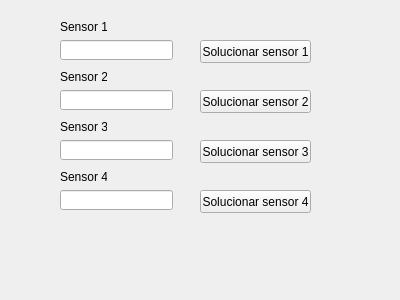
The window that ventana1.ui (fernandusxd1/Informatica_Avanzada) describes before a commit, drawn with Qt 5.
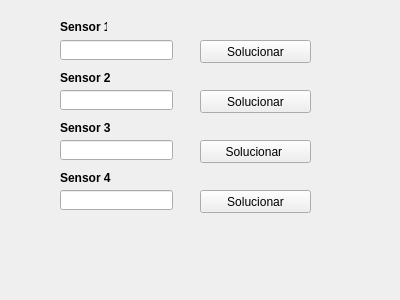
The same window after the commit.

```diff
--- a/ventana1.ui
+++ b/ventana1.ui
@@ -62,6 +62,12 @@
      <height>13</height>
     </rect>
    </property>
+   <property name="font">
+    <font>
+     <weight>75</weight>
+     <bold>true</bold>
+    </font>
+   </property>
    <property name="text">
     <string>Sensor 1</string>
    </property>
@@ -71,10 +77,16 @@
     <rect>
      <x>60</x>
      <y>70</y>
-     <width>47</width>
-     <height>13</height>
+     <width>51</width>
+     <height>16</height>
     </rect>
    </property>
+   <property name="font">
+    <font>
+     <weight>75</weight>
+     <bold>true</bold>
+    </font>
+   </property>
    <property name="text">
     <string>Sensor 2</string>
    </property>
@@ -84,10 +96,16 @@
     <rect>
      <x>60</x>
      <y>120</y>
-     <width>47</width>
-     <height>13</height>
+     <width>51</width>
+     <height>16</height>
     </rect>
    </property>
+   <property name="font">
+    <font>
+     <weight>75</weight>
+     <bold>true</bold>
+    </font>
+   </property>
    <property name="text">
     <string>Sensor 3</string>
    </property>
@@ -97,10 +115,16 @@
     <rect>
      <x>60</x>
      <y>170</y>
-     <width>47</width>
-     <height>13</height>
+     <width>51</width>
+     <height>16</height>
     </rect>
    </property>
+   <property name="font">
+    <font>
+     <weight>75</weight>
+     <bold>true</bold>
+    </font>
+   </property>
    <property name="text">
     <string>Sensor 4</string>
    </property>
@@ -115,7 +139,7 @@
     </rect>
    </property>
    <property name="text">
-    <string>Solucionar sensor 1</string>
+    <string>Solucionar</string>
    </property>
    <property name="autoDefault">
     <bool>false</bool>
@@ -131,7 +155,7 @@
     </rect>
    </property>
    <property name="text">
-    <string>Solucionar sensor 2</string>
+    <string>Solucionar</string>
    </property>
    <property name="autoDefault">
     <bool>false</bool>
@@ -147,7 +171,7 @@
     </rect>
    </property>
    <property name="text">
-    <string>Solucionar sensor 3</string>
+    <string>Solucionar </string>
    </property>
    <property name="autoDefault">
     <bool>false</bool>
@@ -163,7 +187,7 @@
     </rect>
    </property>
    <property name="text">
-    <string>Solucionar sensor 4</string>
+    <string>Solucionar</string>
    </property>
    <property name="autoDefault">
     <bool>false</bool>
```
Left out of the diff: 2 changed lines with no effect on the pictures.
